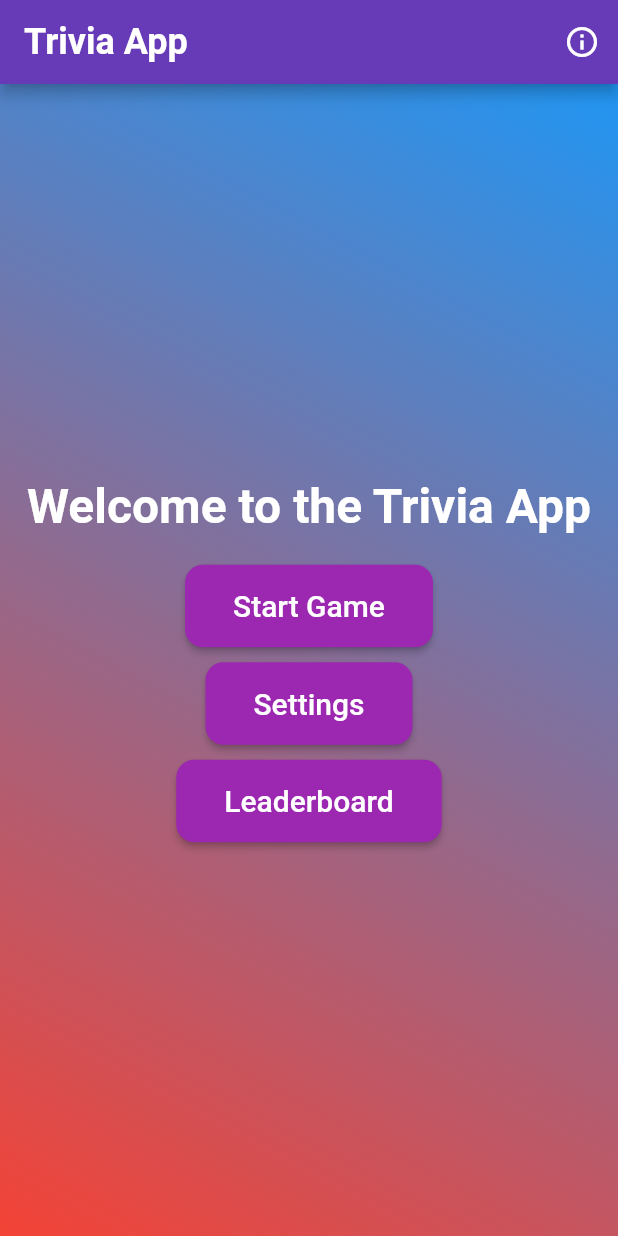
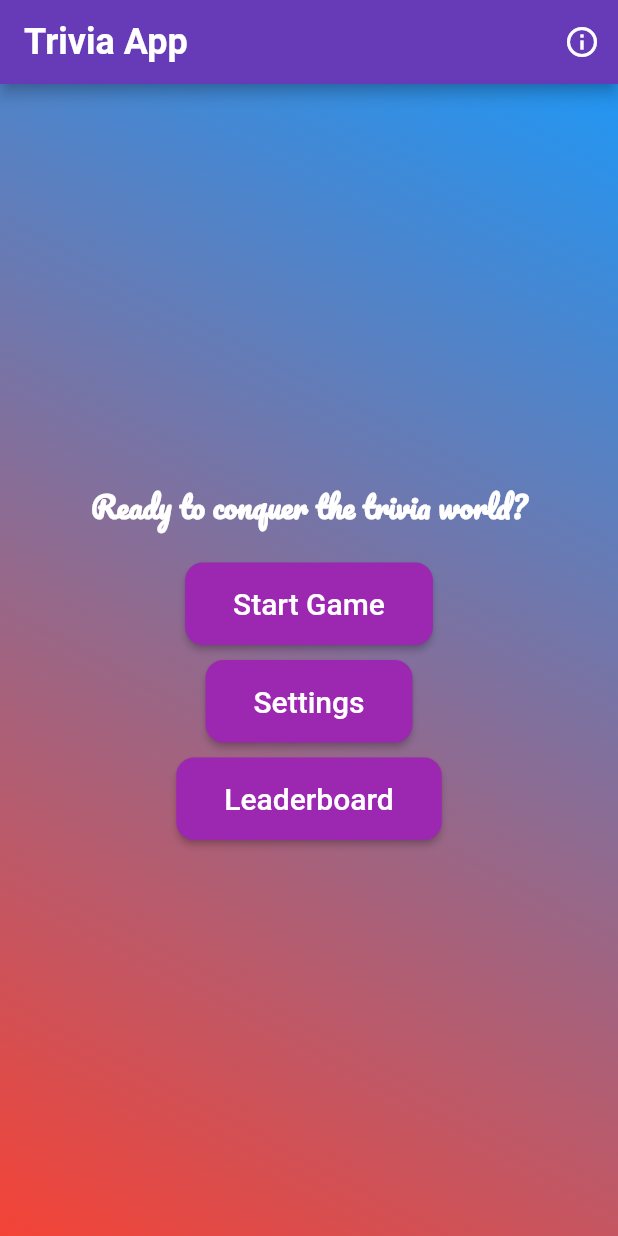
Before and after one commit to Jared223/TriviaApp, a Flutter app: the screen it shows after launch, on a phone screen of 412 x 824 dp. Run offline on Flutter 3.47's test engine with Material 2 defaults, Android fonts, the phone set to English and light mode, and no system bars; missing offline and left inert: html_character_entities.

Commit message:
Updated app with text slider

```diff
--- a/trivia_app/lib/main.dart
+++ b/trivia_app/lib/main.dart
@@ -1,15 +1,38 @@
 import 'package:flutter/material.dart';
+import 'package:provider/provider.dart';
 import 'screens/MainMenu.dart';
+import 'screens/SettingsScreen.dart';
+import 'package:trivia_app/models/Settings.dart';
 
 void main() {
-  runApp(MaterialApp(
-    home: MainMenu(),
-  ));
+  runApp(
+    ChangeNotifierProvider(
+      create: (_) => AppSettings(),
+      child: MyApp(),
+    ),
+  );
+}
+
+class MyApp extends StatelessWidget {
+  @override
+  Widget build(BuildContext context) {
+    return MultiProvider(
+      providers: [
+        ChangeNotifierProvider<AppSettings>(create: (_) => AppSettings()),
+      ],
+      child: MaterialApp(
+        title: 'Trivia App',
+        home: MainMenu(),
+      ),
+    );
+  }
 }
 
 class QuestionScreen extends StatelessWidget {
   @override
   Widget build(BuildContext context) {
+    var settings = Provider.of<AppSettings>(context);
+
     return Scaffold(
       appBar: AppBar(
         title: Text('Trivia App'),
@@ -18,7 +41,12 @@ class QuestionScreen extends StatelessWidget {
         child: Column(
           mainAxisAlignment: MainAxisAlignment.center,
           children: <Widget>[
-            Text('Question goes here'),
+            Text(
+              'Question goes here',
+              style: TextStyle(
+                fontSize: settings.textSize,
+              ),
+            ),
             ElevatedButton(
               onPressed: () {
                 Navigator.push(
--- /dev/null
+++ b/trivia_app/lib/models/Settings.dart
@@ -0,0 +1,10 @@
+import 'package:flutter/foundation.dart';
+
+class AppSettings extends ChangeNotifier {
+  double textSize = 20;
+
+  void updateTextSize(double size) {
+    textSize = size;
+    notifyListeners();
+  }
+}
--- a/trivia_app/lib/screens/MainMenu.dart
+++ b/trivia_app/lib/screens/MainMenu.dart
@@ -1,8 +1,10 @@
 import 'package:flutter/material.dart';
+import 'package:provider/provider.dart';
 import 'SettingsScreen.dart';
 import 'LeaderboardScreen.dart';
 import 'CopyrightScreen.dart';
 import 'GameScreen.dart';
+import 'package:trivia_app/models/Settings.dart';
 
 class MainMenu extends StatelessWidget {
   @override
@@ -45,27 +47,35 @@ class MainMenu extends StatelessWidget {
           child: Column(
             mainAxisAlignment: MainAxisAlignment.center,
             children: <Widget>[
-              Text(
-                'Welcome to the Trivia App',
+              Consumer<AppSettings>(
+                builder: (context, settings, _) {
+                  return Text(
+                    'Ready to conquer the trivia world?',
                     style: TextStyle(
-                  fontSize: 32,
+                      fontSize: settings.textSize,
                       fontWeight: FontWeight.bold,
+                      fontFamily: 'Pacifico',
                       color: Colors.white,
                     ),
+                  );
+                },
               ),
               SizedBox(height: 20),
-              ElevatedButton(
+              Consumer<AppSettings>(
+                builder: (context, settings, _) {
+                  return ElevatedButton(
                     onPressed: () {
                       Navigator.push(
                         context,
-                  MaterialPageRoute(builder: (context) => GameScreen()), // Navigate to GameScreen when "Start Game" is pressed
+                        MaterialPageRoute(builder: (context) => GameScreen()),
                       );
                     },
                     child: Padding(
                       padding: const EdgeInsets.all(16.0),
-                  child: Text('Start Game',
+                      child: Text(
+                        'Start Game',
                         style: TextStyle(
-                  fontSize: 20,
+                          fontSize: settings.textSize,
                           color: Colors.white,
                         ),
                       ),
@@ -77,9 +87,13 @@ class MainMenu extends StatelessWidget {
                         borderRadius: BorderRadius.circular(12),
                       ),
                     ),
+                  );
+                },
               ),
               SizedBox(height: 10),
-              ElevatedButton(
+              Consumer<AppSettings>(
+                builder: (context, settings, _) {
+                  return ElevatedButton(
                     onPressed: () {
                       Navigator.push(
                         context,
@@ -91,7 +105,8 @@ class MainMenu extends StatelessWidget {
                       child: Text(
                         'Settings',
                         style: TextStyle(
-                      fontSize: 20,
+                          fontSize: settings.textSize,
+                          color: Colors.white,
                         ),
                       ),
                     ),
@@ -102,9 +117,13 @@ class MainMenu extends StatelessWidget {
                         borderRadius: BorderRadius.circular(12),
                       ),
                     ),
+                  );
+                },
               ),
               SizedBox(height: 10),
-              ElevatedButton(
+              Consumer<AppSettings>(
+                builder: (context, settings, _) {
+                  return ElevatedButton(
                     onPressed: () {
                       Navigator.push(
                         context,
@@ -116,7 +135,8 @@ class MainMenu extends StatelessWidget {
                       child: Text(
                         'Leaderboard',
                         style: TextStyle(
-                      fontSize: 20,
+                          fontSize: settings.textSize,
+                          color: Colors.white,
                         ),
                       ),
                     ),
@@ -127,6 +147,8 @@ class MainMenu extends StatelessWidget {
                         borderRadius: BorderRadius.circular(12),
                       ),
                     ),
+                  );
+                },
               ),
             ],
           ),
```
Also changed, not shown: trivia_app/lib/screens/GameOverScreen.dart (+10 -4 lines), trivia_app/lib/screens/SettingsScreen.dart (+7 -5 lines), trivia_app/pubspec.yaml (+8 -68 lines), trivia_app/fonts/Pacifico-Regular.ttf (added), trivia_app/pubspec.lock, 2 other files. Lines whose indentation alone changed are shown as unchanged.
